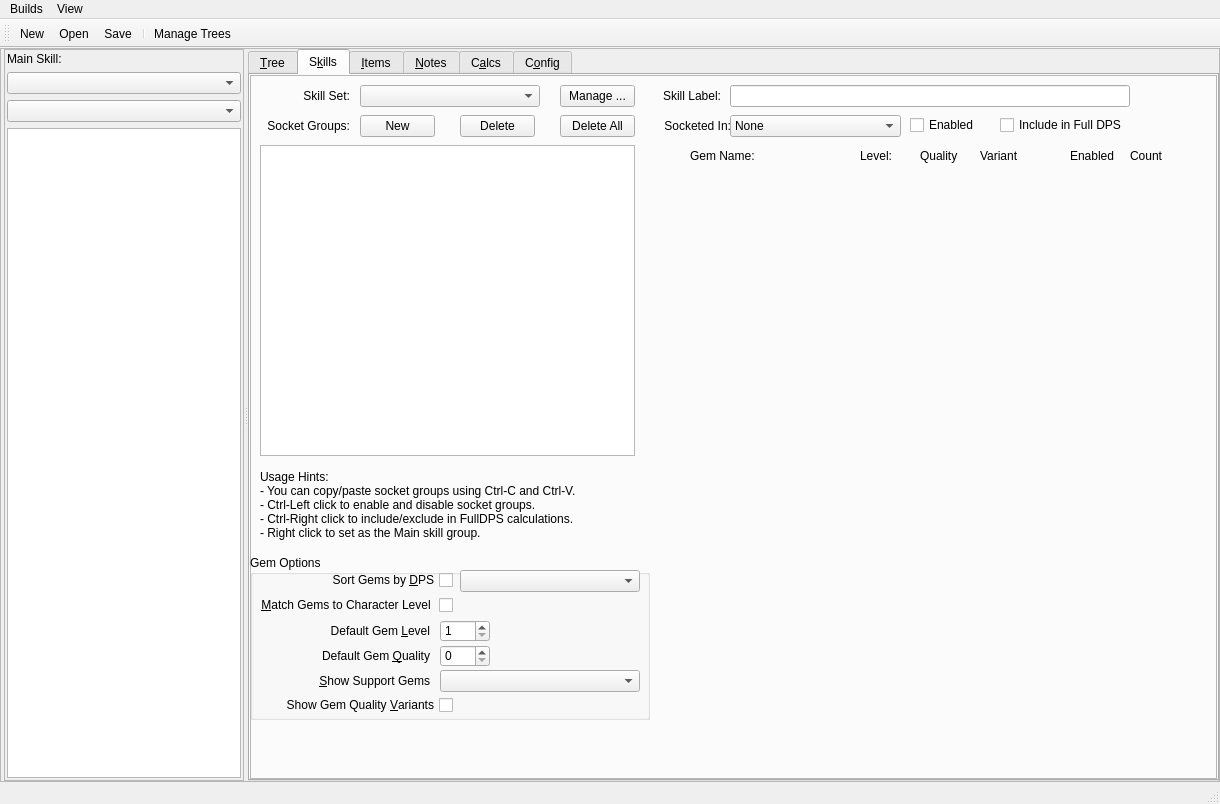
First picture: the form in Assets/PoB_Main_Window.ui, repository PathOfBuildingCommunity/PathOfBuilding-Python, before the edit.
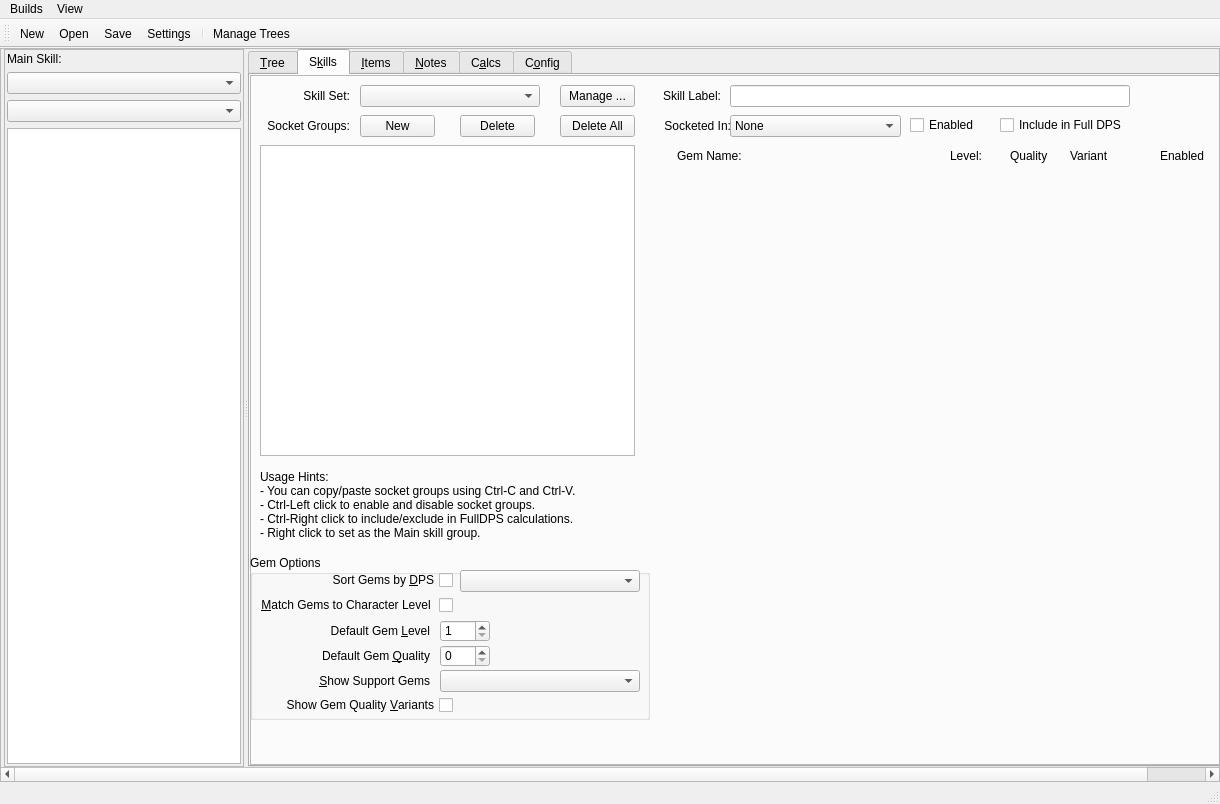
Second picture: the form after the edit. Icons and pictures are not drawn.

Commit message: Little bit more work on the Skills tab. Got config dialog working

What changed in the file:
```diff
--- a/Assets/PoB_Main_Window.ui
+++ b/Assets/PoB_Main_Window.ui
@@ -58,13 +58,13 @@
         <rect>
          <x>0</x>
          <y>0</y>
-         <width>1218</width>
-         <height>725</height>
+         <width>1280</width>
+         <height>708</height>
         </rect>
        </property>
        <property name="minimumSize">
         <size>
-         <width>1100</width>
+         <width>1280</width>
          <height>700</height>
         </size>
        </property>
@@ -340,7 +340,7 @@
                </property>
                <property name="minimumSize">
                 <size>
-                 <width>910</width>
+                 <width>1000</width>
                  <height>655</height>
                 </size>
                </property>
@@ -440,7 +440,7 @@
                  <string>Delete All</string>
                 </property>
                </widget>
-               <widget class="QPushButton" name="btn_SkillsNew">
+               <widget class="QPushButton" name="btn_NewSocketGrp">
                 <property name="geometry">
                  <rect>
                   <x>110</x>
@@ -816,7 +816,7 @@
                <widget class="QLabel" name="label_Variant">
                 <property name="geometry">
                  <rect>
-                  <x>730</x>
+                  <x>820</x>
                   <y>70</y>
                   <width>40</width>
                   <height>22</height>
@@ -829,7 +829,7 @@
                <widget class="QLabel" name="label_Quality">
                 <property name="geometry">
                  <rect>
-                  <x>670</x>
+                  <x>760</x>
                   <y>70</y>
                   <width>45</width>
                   <height>22</height>
@@ -842,7 +842,7 @@
                <widget class="QLabel" name="label_Count">
                 <property name="geometry">
                  <rect>
-                  <x>880</x>
+                  <x>970</x>
                   <y>70</y>
                   <width>40</width>
                   <height>22</height>
@@ -855,7 +855,7 @@
                <widget class="QLabel" name="label_GemName">
                 <property name="geometry">
                  <rect>
-                  <x>440</x>
+                  <x>427</x>
                   <y>70</y>
                   <width>70</width>
                   <height>22</height>
@@ -868,7 +868,7 @@
                <widget class="QLabel" name="label_Enabled">
                 <property name="geometry">
                  <rect>
-                  <x>820</x>
+                  <x>910</x>
                   <y>70</y>
                   <width>50</width>
                   <height>22</height>
@@ -881,7 +881,7 @@
                <widget class="QLabel" name="label_Level">
                 <property name="geometry">
                  <rect>
-                  <x>610</x>
+                  <x>700</x>
                   <y>70</y>
                   <width>40</width>
                   <height>22</height>
@@ -2119,6 +2119,7 @@
    <addaction name="action_New"/>
    <addaction name="action_Open"/>
    <addaction name="action_Save"/>
+   <addaction name="action_Settings"/>
    <addaction name="separator"/>
    <addaction name="action_ManageTrees"/>
   </widget>
@@ -2227,9 +2228,16 @@
     <string>Ctrl+M</string>
    </property>
   </action>
-  <action name="actionplace">
+  <action name="action_Settings">
+   <property name="icon">
+    <iconset theme="application-exit" resource="PoB.qrc">
+     <normaloff>:/Art/Icons/construction.png</normaloff>:/Art/Icons/construction.png</iconset>
+   </property>
    <property name="text">
-    <string>place</string>
+    <string>Settings</string>
+   </property>
+   <property name="toolTip">
+    <string>Open Settings diaog</string>
    </property>
   </action>
  </widget>
```
The commit also changes 6 other files.
